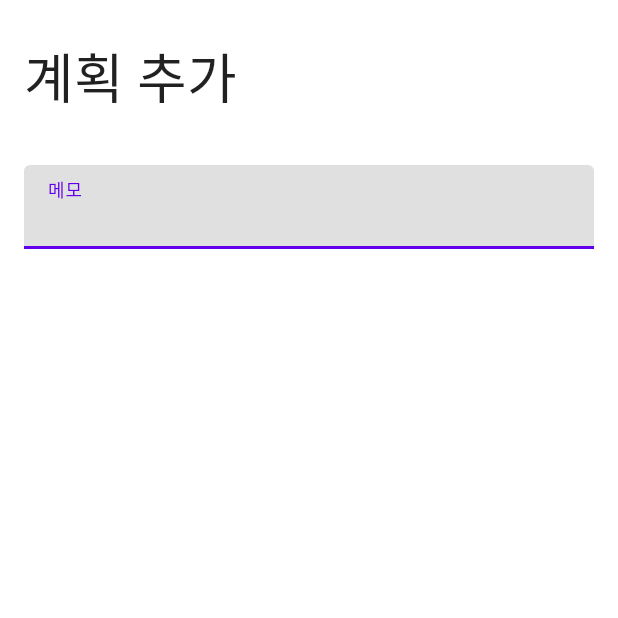
After one commit to HeeSungUm/Mocon, an Android app: the AddTodoActivity screen opened directly, with no data from a screen before it, on a phone screen of 412 x 824 dp, the top half of it. The commit adds this screen. Run offline under Robolectric (Android 15) with nearby library versions, the phone set to English and light mode, and no system bars.

Commit message:
Adding AddTodos

```diff
--- a/app/build.gradle
+++ b/app/build.gradle
@@ -42,6 +42,7 @@ dependencies {
     implementation 'androidx.navigation:navigation-fragment:2.3.0'
     implementation 'androidx.navigation:navigation-ui:2.3.0'
     implementation 'androidx.lifecycle:lifecycle-extensions:2.2.0'
+    implementation 'com.google.code.gson:gson:2.8.6'
     testImplementation 'junit:junit:4.12'
     androidTestImplementation 'androidx.test.ext:junit:1.1.1'
     androidTestImplementation 'androidx.test.espresso:espresso-core:3.2.0'
--- /dev/null
+++ b/app/src/main/java/com/appplepie/mocon/AddTodoActivity.java
@@ -0,0 +1,14 @@
+package com.appplepie.mocon;
+
+import androidx.appcompat.app.AppCompatActivity;
+
+import android.os.Bundle;
+
+public class AddTodoActivity extends AppCompatActivity {
+
+    @Override
+    protected void onCreate(Bundle savedInstanceState) {
+        super.onCreate(savedInstanceState);
+        setContentView(R.layout.activity_add_todo);
+    }
+}
--- /dev/null
+++ b/app/src/main/res/layout/activity_add_todo.xml
@@ -0,0 +1,47 @@
+<?xml version="1.0" encoding="utf-8"?>
+<androidx.constraintlayout.widget.ConstraintLayout xmlns:android="http://schemas.android.com/apk/res/android"
+    xmlns:app="http://schemas.android.com/apk/res-auto"
+    xmlns:tools="http://schemas.android.com/tools"
+    android:layout_width="match_parent"
+    android:layout_height="match_parent"
+    tools:context=".AddTodoActivity">
+    <com.google.android.material.appbar.MaterialToolbar
+        android:id="@+id/AddPlanAppBar"
+        android:layout_width="match_parent"
+        android:layout_height="wrap_content"
+        app:layout_constraintTop_toTopOf="parent">
+        <com.google.android.material.textview.MaterialTextView
+            android:id="@+id/AddPlanTitle"
+            android:layout_width="wrap_content"
+            android:layout_height="wrap_content"
+            android:text="계획 추가"
+            android:fontFamily="@font/nanum_square_aceb"
+            android:textSize="36sp"
+            android:layout_marginTop="24dp"
+            android:textColor="@color/material_on_surface_emphasis_high_type"
+            app:layout_constraintTop_toTopOf="parent"
+            app:layout_constraintBottom_toBottomOf="parent"
+            app:layout_constraintLeft_toLeftOf="parent"/>
+    </com.google.android.material.appbar.MaterialToolbar>
+
+    <com.google.android.material.textfield.TextInputLayout
+        android:id="@+id/wifiPlaceInput"
+        style="@style/Widget.MaterialComponents.TextInputLayout.FilledBox"
+        android:layout_width="match_parent"
+        android:layout_height="wrap_content"
+        android:layout_marginTop="32dp"
+        android:hint="메모"
+        android:outlineAmbientShadowColor="#000"
+        app:layout_constraintTop_toBottomOf="@id/AddPlanAppBar"
+        android:layout_marginHorizontal="16dp">
+
+        <com.google.android.material.textfield.TextInputEditText
+            android:id="@+id/dialogPlaceInput"
+            android:layout_width="match_parent"
+            android:layout_height="wrap_content" />
+
+        <requestFocus />
+    </com.google.android.material.textfield.TextInputLayout>
+
+
+</androidx.constraintlayout.widget.ConstraintLayout>
```
Also changed, not shown: app/src/main/AndroidManifest.xml (+6 -4 lines), app/src/main/java/com/appplepie/mocon/WifiPlace.java (+5 -4 lines), app/src/main/java/com/appplepie/mocon/WifiSetting.java (+12 -3 lines), app/src/main/res/layout/fragment_home.xml (+21 -3 lines), app/src/main/res/layout/wifi_setting_dialog.xml (deleted, +0 -56 lines).
